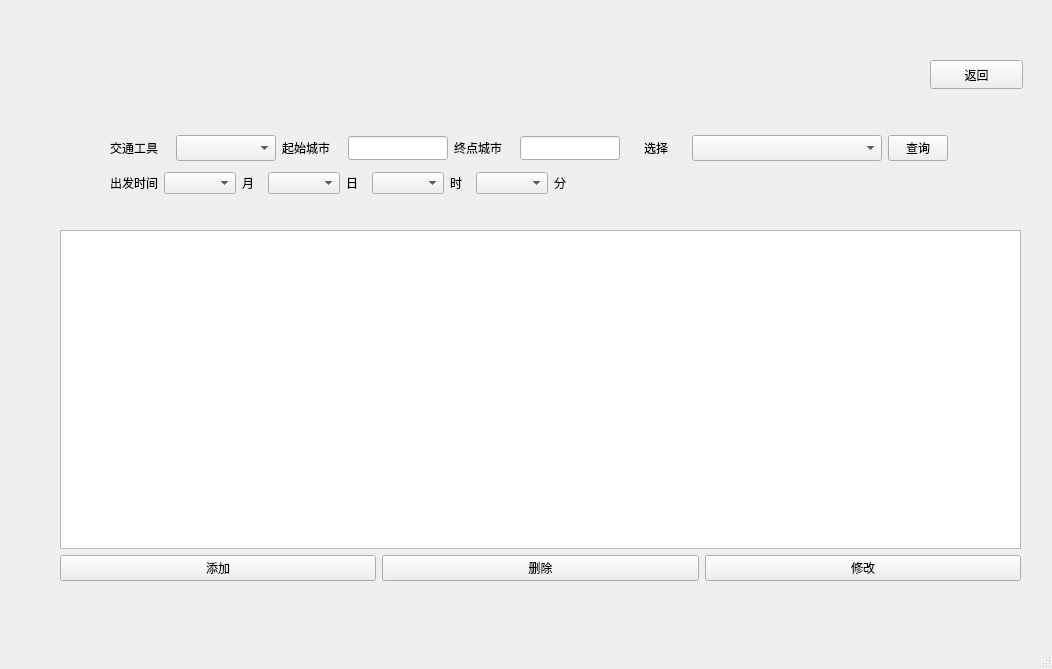
The window that mymain_win.ui (lmandsm/Traffic-Management) describes before a commit, drawn with Qt 5.
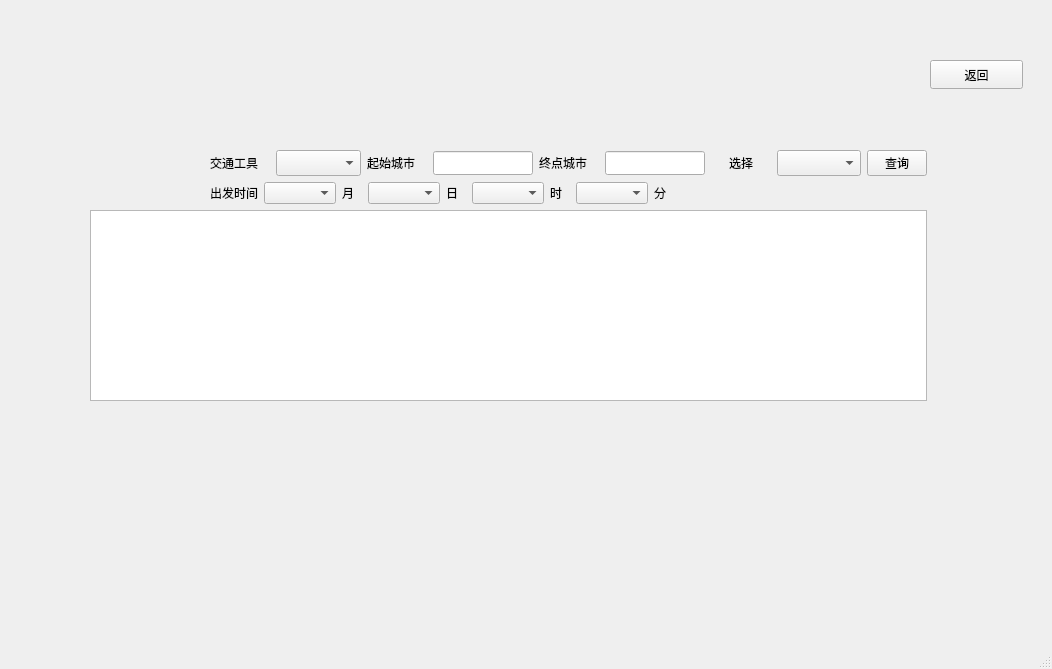
The same window after the commit. The open tabs and pages were chosen to show the change.

```diff
--- a/mymain_win.ui
+++ b/mymain_win.ui
@@ -257,12 +257,14 @@
      <widget class="QWidget" name="layoutWidget">
       <property name="geometry">
        <rect>
-        <x>-50</x>
-        <y>90</y>
-        <width>958</width>
-        <height>70</height>
+        <x>50</x>
+        <y>110</y>
+        <width>837</width>
+        <height>271</height>
        </rect>
       </property>
+      <layout class="QVBoxLayout" name="verticalLayout_3">
+       <item>
       <layout class="QVBoxLayout" name="verticalLayout_2">
        <item>
         <layout class="QHBoxLayout" name="horizontalLayout">
@@ -536,46 +538,31 @@
         </layout>
        </item>
       </layout>
-     </widget>
-     <widget class="QWidget" name="layoutWidget">
-      <property name="geometry">
-       <rect>
-        <x>20</x>
-        <y>190</y>
-        <width>961</width>
-        <height>351</height>
-       </rect>
-      </property>
-      <layout class="QVBoxLayout" name="PathChoose_View">
+       </item>
        <item>
         <widget class="QTableWidget" name="PathChoose_Table"/>
        </item>
        <item>
-        <layout class="QHBoxLayout" name="horizontalLayout_3">
-         <item>
-          <widget class="QPushButton" name="PathChoose_add_pushButton">
+        <widget class="QLabel" name="PathCheckReslabel">
            <property name="text">
-            <string>添加</string>
+          <string/>
            </property>
           </widget>
          </item>
-         <item>
-          <widget class="QPushButton" name="PatjChoose_del_pushButton">
-           <property name="text">
-            <string>删除</string>
-           </property>
-          </widget>
-         </item>
-         <item>
-          <widget class="QPushButton" name="PathChoose_mdy_pushButton">
+      </layout>
+     </widget>
+     <widget class="QLabel" name="label_2">
+      <property name="geometry">
+       <rect>
+        <x>160</x>
+        <y>450</y>
+        <width>69</width>
+        <height>20</height>
+       </rect>
+      </property>
            <property name="text">
-            <string>修改</string>
-           </property>
-          </widget>
-         </item>
-        </layout>
-       </item>
-      </layout>
+       <string/>
+      </property>
      </widget>
     </widget>
     <widget class="QWidget" name="PathCheck_page">
```
Left out of the diff: 33 changed lines with no effect on the pictures. Lines whose indentation alone changed are shown as unchanged.
